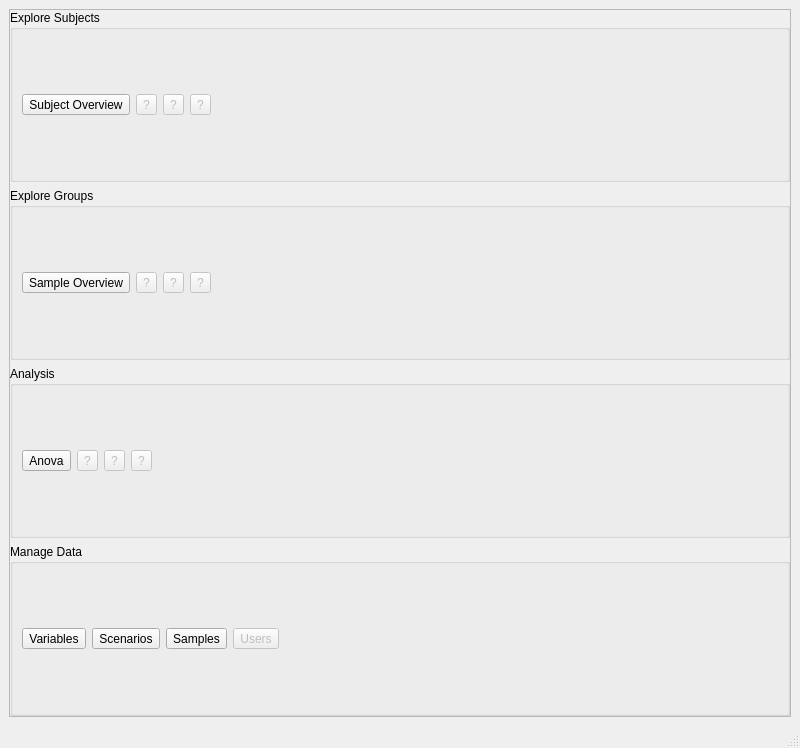
Above: braviz/interaction/qt_guis/menu2.ui from diego0020/braviz-app before the change. Below: the same form after it.
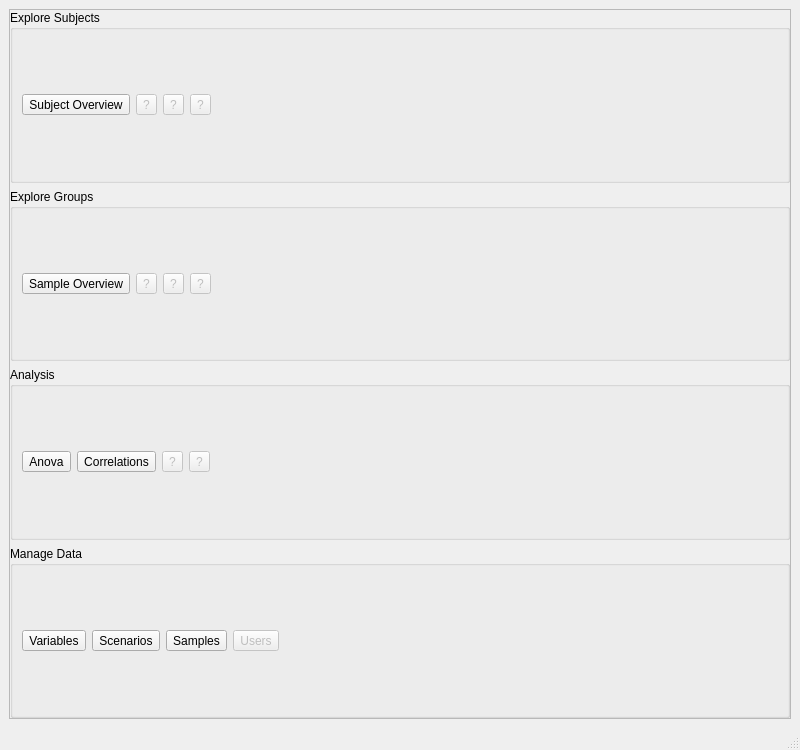
That is the form after the change. Icons and pictures are not drawn.

Commit message: Added Veronica app to menu

The edit to the form file:
```diff
--- a/braviz/interaction/qt_guis/menu2.ui
+++ b/braviz/interaction/qt_guis/menu2.ui
@@ -7,7 +7,7 @@
     <x>0</x>
     <y>0</y>
     <width>800</width>
-    <height>748</height>
+    <height>750</height>
    </rect>
   </property>
   <property name="sizePolicy">
@@ -325,10 +325,10 @@
           <item>
            <widget class="QToolButton" name="toolButton_7">
             <property name="enabled">
-             <bool>false</bool>
+             <bool>true</bool>
             </property>
             <property name="text">
-             <string>?</string>
+             <string>Correlations</string>
             </property>
             <property name="icon">
              <iconset>
```
Left out of the diff: 4 changed lines with no effect on the pictures. The commit also changes 7 other files.
